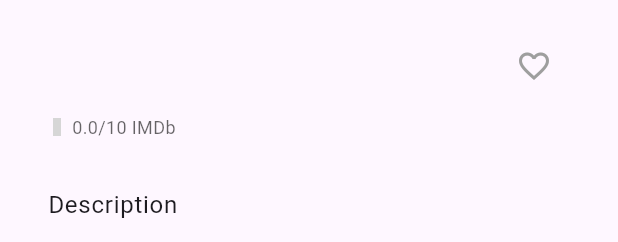
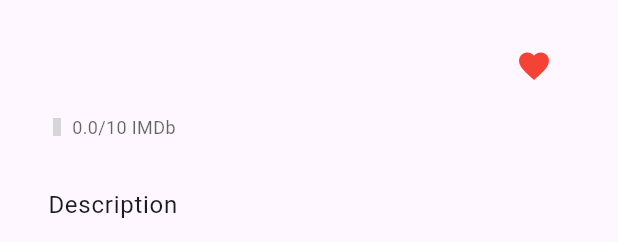
Before and after one commit to bewargohdar/empire, a Flutter app: the DetailBody widget shown alone on an empty page, opened directly with empty values, after a tap on the "favorite outline" icon, on a phone screen of 412 x 824 dp. Shown: the top 242 px of the screen. Run offline on Flutter 3.47's test engine with Material 3 defaults, Android fonts, the light colour scheme and no system bars; our stand-ins replace bloc, cached_network_image, easy_localization, equatable, flutter_bloc, get_it and 2 more; accounts and stored records are empty; network calls fail; grey boxes are pictures that could not be loaded.

Commit message:
fix some bugs

```diff
--- a/lib/features/movie/presentation/bloc/favorites/favorite_bloc.dart
+++ b/lib/features/movie/presentation/bloc/favorites/favorite_bloc.dart
@@ -14,6 +14,7 @@ class FavoriteBloc extends Bloc<FavoriteEvent, FavoriteState> {
   GetFavoriateMovie getFavoriteMovies;
   AddFavoriteMovie addFavoriteMovie;
   RemoveFavoriteMovie removeFavoriteMovie;
+
   FavoriteBloc(
     this.getFavoriteMovies,
     this.addFavoriteMovie,
@@ -29,6 +30,7 @@ class FavoriteBloc extends Bloc<FavoriteEvent, FavoriteState> {
     emit(FavoriteLoading());
     try {
       final movies = await getFavoriteMovies();
+      print('Loaded favorites: ${movies.map((m) => m.id).toList()}');
       emit(FavoriteLoaded(movies));
     } catch (e) {
       emit(FavoriteError('Failed to fetch favorite movies'));
@@ -39,7 +41,9 @@ class FavoriteBloc extends Bloc<FavoriteEvent, FavoriteState> {
       InsertFavoriteEvent event, Emitter<FavoriteState> emit) async {
     try {
       await addFavoriteMovie(params: event.movie);
-      emit(AddFavoriteSuccess());
+      // After adding, reload the favorites list
+      final updatedMovies = await getFavoriteMovies();
+      emit(FavoriteLoaded(updatedMovies));
     } catch (e) {
       emit(AddFavoriteFailed());
     }
@@ -49,7 +53,9 @@ class FavoriteBloc extends Bloc<FavoriteEvent, FavoriteState> {
       DeleteFavoriteMovie event, Emitter<FavoriteState> emit) async {
     try {
       await removeFavoriteMovie(params: event.movie);
-      emit(RemoveFavoriteSuccess());
+      // After removing, reload the favorites list
+      final updatedMovies = await getFavoriteMovies();
+      emit(FavoriteLoaded(updatedMovies));
     } catch (e) {
       emit(RemoveFavoriteFailed());
     }
--- a/lib/features/movie/presentation/bloc/favorites/favorite_state.dart
+++ b/lib/features/movie/presentation/bloc/favorites/favorite_state.dart
@@ -1,38 +1,34 @@
 part of 'favorite_bloc.dart';
 
-sealed class FavoriteState extends Equatable {
+abstract class FavoriteState extends Equatable {
   const FavoriteState();
 
   @override
   List<Object> get props => [];
 }
 
-final class FavoriteInitial extends FavoriteState {}
+class FavoriteInitial extends FavoriteState {}
 
-final class FavoriteLoading extends FavoriteState {}
+class FavoriteLoading extends FavoriteState {}
 
 class FavoriteLoaded extends FavoriteState {
   final List<MovieData> movies;
 
-  FavoriteLoaded(this.movies);
+  const FavoriteLoaded(this.movies);
 
   @override
   List<Object> get props => [movies];
 }
 
-final class FavoriteError extends FavoriteState {
+class FavoriteError extends FavoriteState {
   final String message;
 
-  FavoriteError(this.message);
+  const FavoriteError(this.message);
 
   @override
   List<Object> get props => [message];
 }
 
-final class AddFavoriteSuccess extends FavoriteState {}
+class AddFavoriteFailed extends FavoriteState {}
 
-final class AddFavoriteFailed extends FavoriteState {}
-
-final class RemoveFavoriteSuccess extends FavoriteState {}
-
-final class RemoveFavoriteFailed extends FavoriteState {}
+class RemoveFavoriteFailed extends FavoriteState {}
--- a/lib/features/movie/presentation/page/movie_detail.dart
+++ b/lib/features/movie/presentation/page/movie_detail.dart
@@ -94,15 +94,13 @@ class DetailBody extends StatelessWidget {
                     ),
                     onPressed: () {
                       if (isFavorite) {
-                        // Remove from favorites
                         context
                             .read<FavoriteBloc>()
                             .add(DeleteFavoriteMovie(data.castToMovieData()));
                       } else {
-                        // Add to favorites
-                        context.read<FavoriteBloc>().add(InsertFavoriteEvent(
-                              data.castToMovieData(),
-                            ));
+                        context
+                            .read<FavoriteBloc>()
+                            .add(InsertFavoriteEvent(data.castToMovieData()));
                       }
                     },
                   );
--- a/lib/main.dart
+++ b/lib/main.dart
@@ -37,7 +37,8 @@ class MyApp extends StatelessWidget {
         BlocProvider(
           create: (context) => sl<SingleMovieBloc>(),
         ),
-        BlocProvider(create: (context) => sl<FavoriteBloc>()),
+        BlocProvider(
+            create: (context) => sl<FavoriteBloc>()..add(GetFavoriteMovies())),
       ],
       child: MaterialApp(
         localizationsDelegates: context.localizationDelegates,
```
Also changed, not shown: lib/features/movie/data/models/single_movie.dart (+13 -0 lines).
